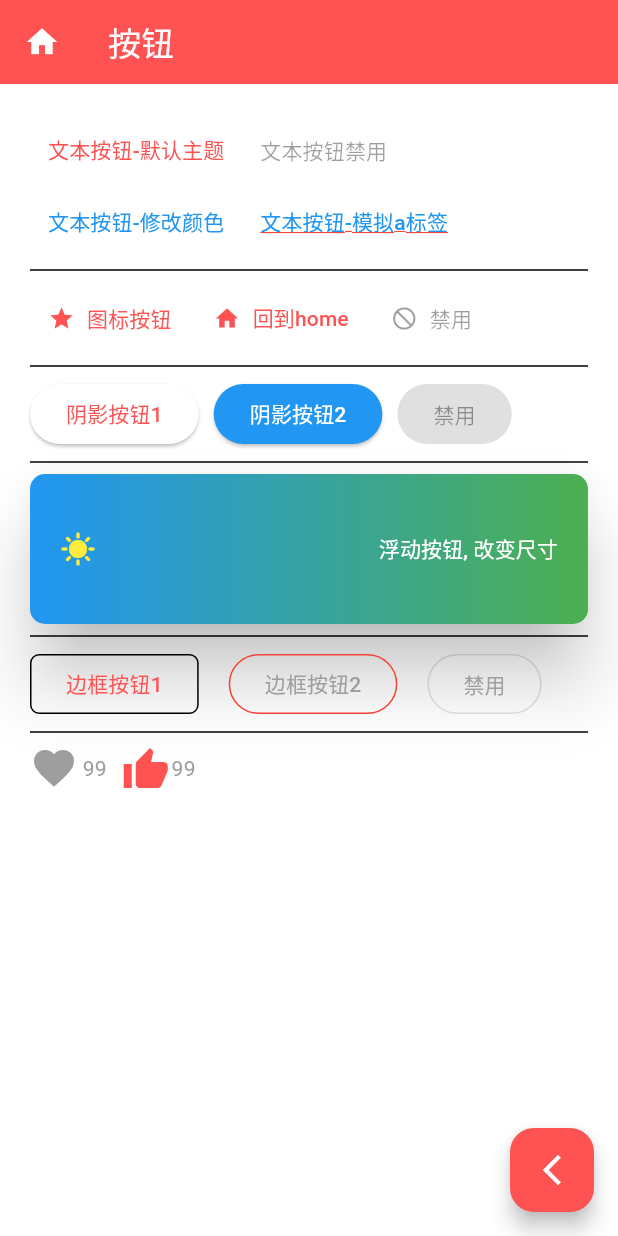
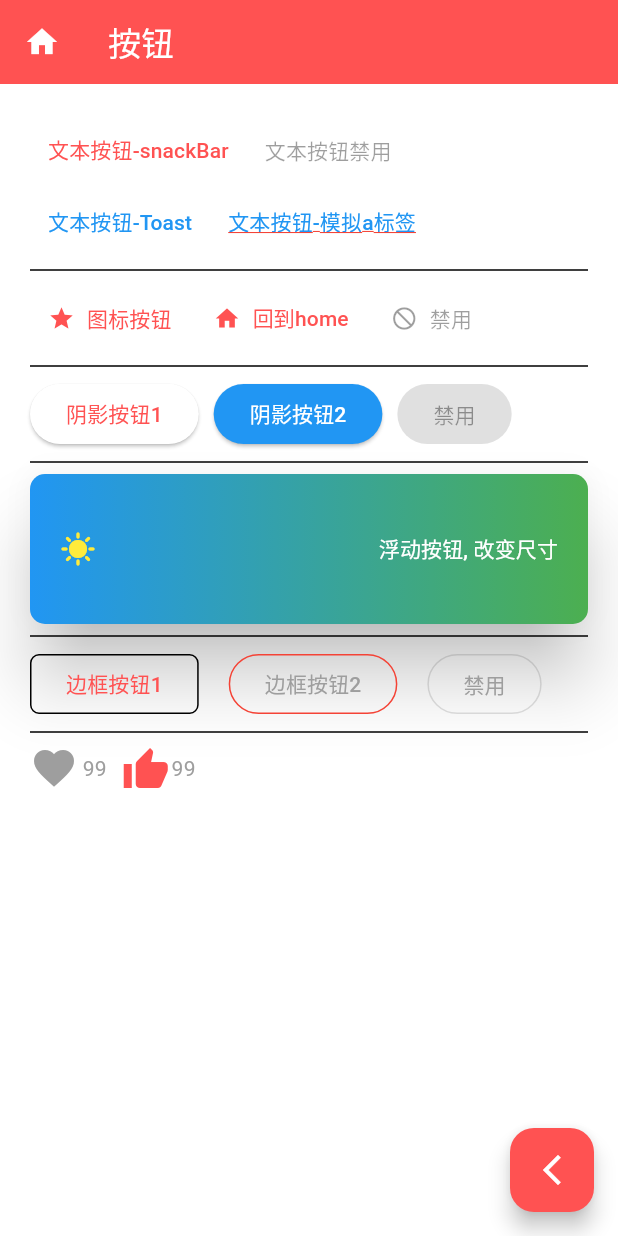
Before and after one commit to Keekuun/hello_flutter, a Flutter app: the ButtonDemo screen opened by its route, on a phone screen of 412 x 824 dp. Run offline on Flutter 3.47's test engine with Material 3 defaults, Android fonts, the light colour scheme and no system bars; drawn by our look-alikes of like_button; our stand-ins replace extended_image, flutter_hooks, fluttertoast.

Commit message:
fix: fix minsdk & update button demo

```diff
--- a/lib/contents/button.dart
+++ b/lib/contents/button.dart
@@ -12,14 +12,14 @@ class ButtonDemo extends StatelessWidget {
       TextButton(
           onPressed: () {
             ScaffoldMessenger.of(context).showSnackBar(
-                const SnackBar(content: Text('Yay! A SnackBar!')));
+                const SnackBar(content: Text('hello flutter button')));
           },
-          child: const Text('文本按钮-默认主题')),
+          child: const Text('文本按钮-snackBar')),
       const TextButton(onPressed: null, child: Text('文本按钮禁用')),
       TextButton(
           onPressed: () {
             Fluttertoast.showToast(
-                msg: "This is Center Short Toast",
+                msg: "hello flutter button",
                 toastLength: Toast.LENGTH_SHORT,
                 gravity: ToastGravity.CENTER,
                 timeInSecForIosWeb: 1,
@@ -27,7 +27,7 @@ class ButtonDemo extends StatelessWidget {
                 textColor: Colors.white,
                 fontSize: 16.0);
           },
-          child: const Text('文本按钮-修改颜色', style: TextStyle(color: Colors.blue))),
+          child: const Text('文本按钮-Toast', style: TextStyle(color: Colors.blue))),
       TextButton(
         onPressed: () {
           launchUrl(Uri.parse('https://flutter.cn/'));
@@ -58,8 +58,11 @@ class ButtonDemo extends StatelessWidget {
       const SizedBox(width: 10),
       ElevatedButton(
           onPressed: () {},
+          // style: ElevatedButton.styleFrom(
+          //   foregroundColor: Colors.white, backgroundColor: Colors.blue, //文本颜色
+          // ),
           style: ButtonStyle(
-              backgroundColor: WidgetStateProperty.all(Colors.blue)),
+              backgroundColor: MaterialStateProperty.all(Colors.blue)),
           child: const Text('阴影按钮2', style: TextStyle(color: Colors.white))),
       const SizedBox(width: 10),
       const ElevatedButton(onPressed: null, child: Text('禁用')),
@@ -68,6 +71,8 @@ class ButtonDemo extends StatelessWidget {
         height: 100,
         width: double.infinity,
         child: FloatingActionButton(
+          // There are multiple heroes that share the same tag within a subtree.
+          heroTag: '1',
           elevation: 20,
           tooltip: '浮动按钮, 改变尺寸',
           onPressed: () {},
```
Also changed, not shown: pubspec.lock, 1 other file.
